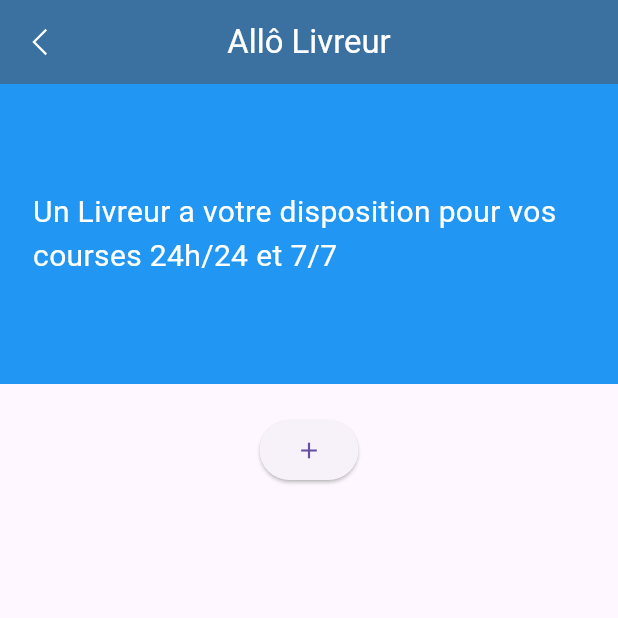
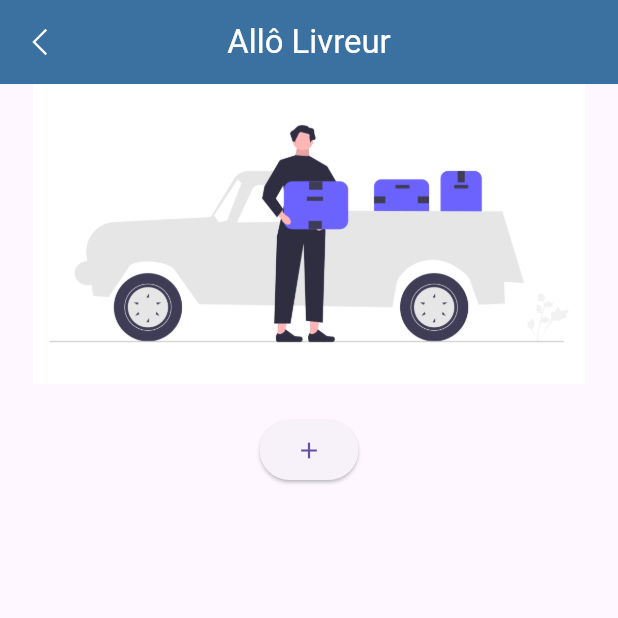
Before and after one commit to Moubarak321/Flutter_Allogroup, a Flutter app: the Delivery screen opened by its route, on a phone screen of 412 x 824 dp, the top half of it. Run offline on Flutter 3.47's test engine with Material 3 defaults, Android fonts, the phone set to English and light mode, and no system bars; our stand-ins replace cloud_firestore, dots_indicator, firebase_auth, firebase_core, firebase_messaging, firebase_storage and 8 more; accounts and stored records are empty.

Commit message:
refonte allolivreur ajout d'image

```diff
--- a/lib/screens/office/allolivreur/main_livreur_page.dart
+++ b/lib/screens/office/allolivreur/main_livreur_page.dart
@@ -118,17 +118,23 @@
           Container(
             padding: EdgeInsets.only(
                 right: Dimensions.width20, left: Dimensions.width20),
-            color: Colors.blue,
+            // color: Colors.white,
             height: 200,
             child: Center(
-              child: Text(
-                'Un Livreur a votre disposition pour vos courses 24h/24 et 7/7',
-                style: TextStyle(
-                  fontSize: 20.0,
-                  color: Colors.white,
-                ),
+              child: Image.asset(
+                'assets/images/livreur.png', // Replace 'your_image.png' with the actual path to your image asset
+                width: double.infinity,
+                height: double.infinity,
+                fit: BoxFit.cover,
               ),
             ),
+            //          child: Text(
+            //   'Un Livreur a votre disposition pour vos courses 24h/24 et 7/7',
+            //   style: TextStyle(
+            //     fontSize: 20.0,
+            //     color: Colors.white,
+            //   ),
+            // ),
           ),
           SizedBox(height: 20.0),
           ElevatedButton(
```
Also changed, not shown: assets/images/livreur.png (added).
